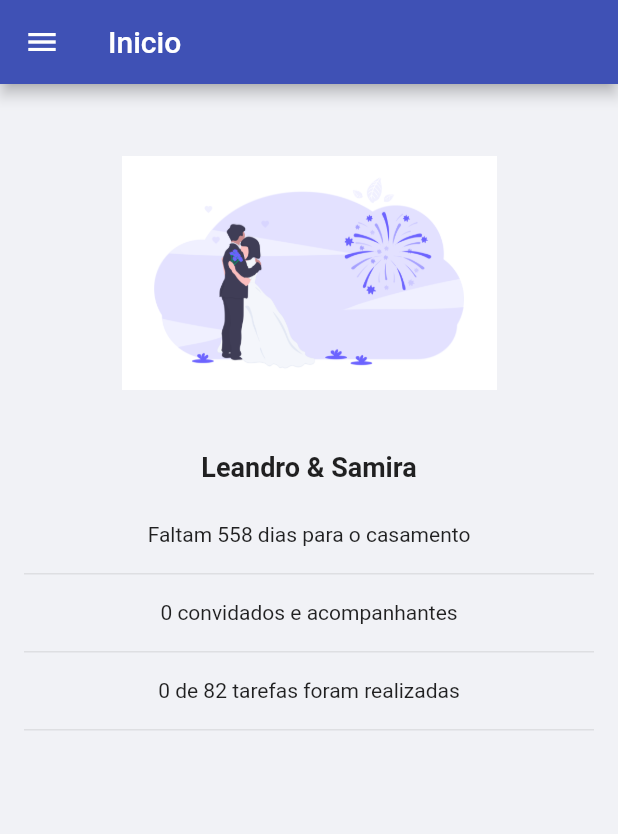
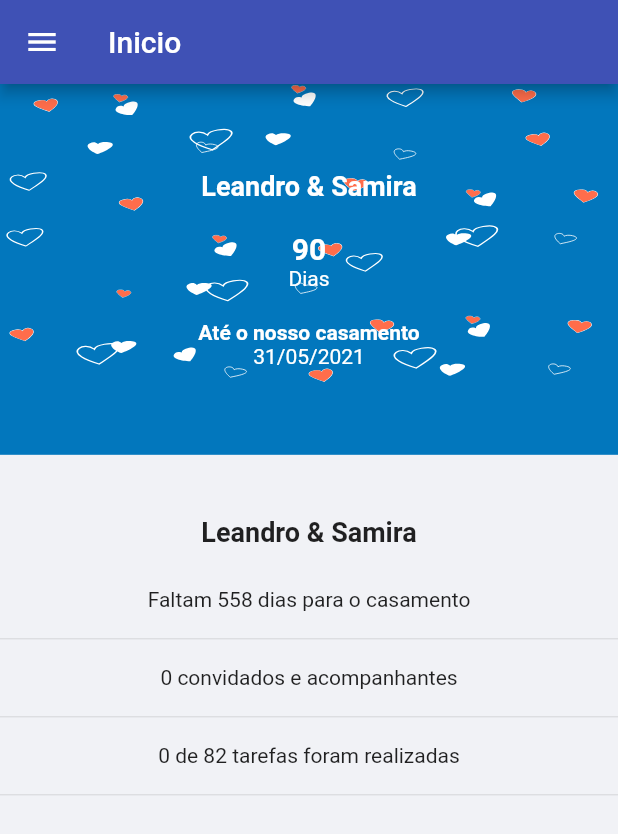
Before and after one commit to lParanhos/wedding_planner, a Flutter app: the Home screen opened by its route, on a phone screen of 412 x 824 dp. Shown: the top 834 px of the screen. Run offline on Flutter 3.47's test engine with Material 2 defaults, Android fonts, the light colour scheme and no system bars; our stand-ins replace cloud_firestore, firebase_auth, firebase_core, flutter_hooks, font_awesome_flutter, get_it and 2 more; accounts and stored records are empty.

Commit message:
create countdown widget and add lottie animation

```diff
--- a/lib/features/home/home.dart
+++ b/lib/features/home/home.dart
@@ -1,6 +1,6 @@
 import 'package:flutter/material.dart';
 import 'package:weeding_planner/routes.dart';
-import 'package:weeding_planner/utils/assets.dart';
+import 'package:weeding_planner/widgets/countdown.dart';
 import 'package:weeding_planner/widgets/home_info_text.dart';
 
 class Home extends StatelessWidget {
@@ -41,14 +41,11 @@ class Home extends StatelessWidget {
         ),
       ),
       body: Padding(
-        padding: EdgeInsets.fromLTRB(16.0, 48.0, 16.0, 16.0),
+        padding: EdgeInsets.only(bottom: 16.0),
         child: Column(
           crossAxisAlignment: CrossAxisAlignment.center,
           children: [
-            Image.asset(
-              Assets.homeWeddingImage,
-              width: 250.0,
-            ),
+            Countdown(),
             SizedBox(
               height: mediaQuery.size.height * 0.05,
             ),
--- a/lib/utils/assets.dart
+++ b/lib/utils/assets.dart
@@ -1,4 +1,7 @@
 class Assets {
   static const homeWeddingImage = 'assets/images/wedding.png';
   static const logo = 'assets/images/weeding_app_logo.png';
+
+  //lottie
+  static const heartsFly = 'assets/lottie/heart-fly.json';
 }
--- /dev/null
+++ b/lib/widgets/countdown.dart
@@ -0,0 +1,78 @@
+import 'package:flutter/material.dart';
+import 'package:intl/intl.dart';
+import 'package:lottie/lottie.dart';
+import 'package:weeding_planner/utils/assets.dart';
+
+class Countdown extends StatelessWidget {
+  final time = DateTime.now().add(Duration(days: 90));
+
+  int get _countdown => time.difference(DateTime.now()).inDays;
+
+  @override
+  Widget build(BuildContext context) {
+    final mediaQuery = MediaQuery.of(context);
+    return Container(
+      color: Theme.of(context).backgroundColor,
+      height: mediaQuery.size.height * 0.3,
+      child: Stack(
+        children: [
+          Column(
+            crossAxisAlignment: CrossAxisAlignment.stretch,
+            children: [
+              Lottie.asset(
+                Assets.heartsFly,
+                fit: BoxFit.fill,
+                height: mediaQuery.size.height * 0.3,
+              ),
+            ],
+          ),
+          Align(
+            child: Column(
+              mainAxisAlignment: MainAxisAlignment.center,
+              children: [
+                const Text(
+                  'Leandro & Samira',
+                  style: TextStyle(
+                      fontSize: 18.0,
+                      color: Colors.white,
+                      fontWeight: FontWeight.bold),
+                ),
+                const SizedBox(height: 20.0),
+                Text(
+                  '$_countdown',
+                  style: TextStyle(
+                    fontSize: 20.0,
+                    color: Colors.white,
+                    fontWeight: FontWeight.bold,
+                  ),
+                ),
+                const Text(
+                  'Dias',
+                  style: TextStyle(
+                    fontSize: 14.0,
+                    color: Colors.white,
+                  ),
+                ),
+                const SizedBox(height: 20.0),
+                const Text(
+                  'Até o nosso casamento',
+                  style: TextStyle(
+                      fontSize: 14.0,
+                      color: Colors.white,
+                      fontWeight: FontWeight.bold),
+                ),
+                Text(
+                  DateFormat('dd/MM/yyyy').format(time),
+                  style: TextStyle(
+                    fontSize: 14.0,
+                    color: Colors.white,
+                  ),
+                ),
+              ],
+            ),
+          ),
+        ],
+      ),
+    );
+  }
+}
--- a/pubspec.yaml
+++ b/pubspec.yaml
@@ -35,6 +35,7 @@ dependencies:
   font_awesome_flutter: ^8.11.0
   shared_preferences: ">=0.5.12+4 <2.0.0"
   get_it: ^5.0.6
+  lottie: ^0.7.0+1
 
 dev_dependencies:
   flutter_test:
@@ -52,6 +53,7 @@ flutter:
   # To add assets to your application, add an assets section, like this:
   assets:
     - assets/images/
+    - assets/lottie/
   #   - images/a_dot_ham.jpeg
   # An image asset can refer to one or more resolution-specific "variants", see
   # https://flutter.dev/assets-and-images/#resolution-aware.
```
Also changed, not shown: assets/lottie/heart-fly.json (added, +1 -0 lines), pubspec.lock.
